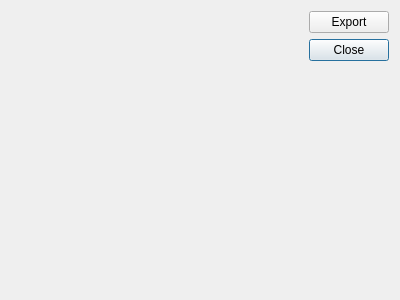
This is ui/api_composers.ui in Giswater/giswater_qgis_plugin as Qt 5 draws it before an edit. The edited form follows.
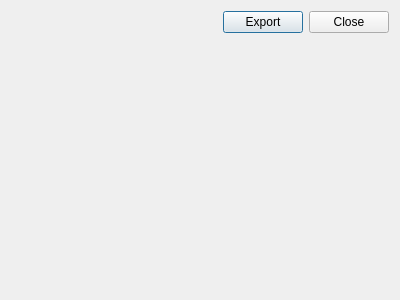
This is the edited form.

Commit message: manage rotation and scale

The edit to the form file:
```diff
--- a/ui/api_composers.ui
+++ b/ui/api_composers.ui
@@ -14,7 +14,10 @@
    <string>Dialog</string>
   </property>
   <layout class="QGridLayout" name="gridLayout">
-   <item row="2" column="0">
+   <item row="0" column="0">
+    <layout class="QGridLayout" name="data_1"/>
+   </item>
+   <item row="1" column="0">
     <layout class="QHBoxLayout" name="horizontalLayout_2">
      <item>
       <spacer name="horizontalSpacer_2">
@@ -29,6 +32,13 @@
        </property>
       </spacer>
      </item>
+     <item>
+      <widget class="QPushButton" name="btn_export">
+       <property name="text">
+        <string>Export</string>
+       </property>
+      </widget>
+     </item>
      <item>
       <widget class="QPushButton" name="btn_close">
        <property name="text">
@@ -38,7 +48,7 @@
      </item>
     </layout>
    </item>
-   <item row="3" column="0">
+   <item row="2" column="0">
     <spacer name="verticalSpacer">
      <property name="orientation">
       <enum>Qt::Vertical</enum>
@@ -51,33 +61,6 @@
      </property>
     </spacer>
    </item>
-   <item row="1" column="0">
-    <layout class="QHBoxLayout" name="horizontalLayout">
-     <item>
-      <spacer name="horizontalSpacer">
-       <property name="orientation">
-        <enum>Qt::Horizontal</enum>
-       </property>
-       <property name="sizeHint" stdset="0">
-        <size>
-         <width>40</width>
-         <height>20</height>
-        </size>
-       </property>
-      </spacer>
-     </item>
-     <item>
-      <widget class="QPushButton" name="btn_export">
-       <property name="text">
-        <string>Export</string>
-       </property>
-      </widget>
-     </item>
-    </layout>
-   </item>
-   <item row="0" column="0">
-    <layout class="QGridLayout" name="data_1"/>
-   </item>
   </layout>
  </widget>
  <resources/>
```
The commit also changes 2 other files.
